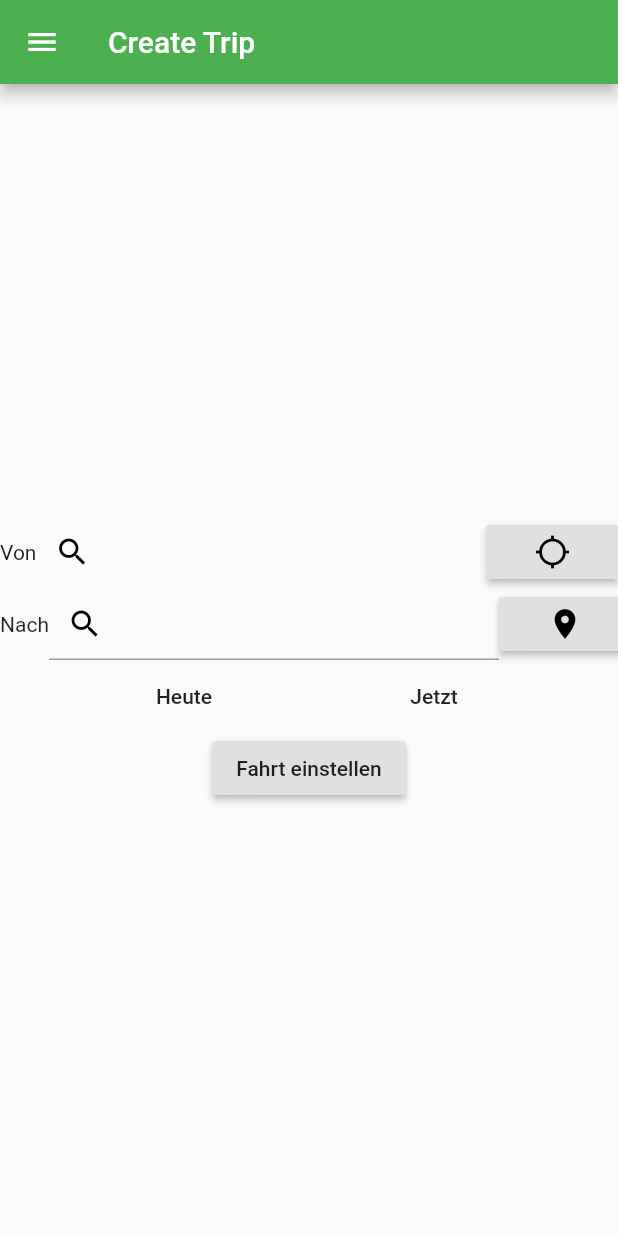
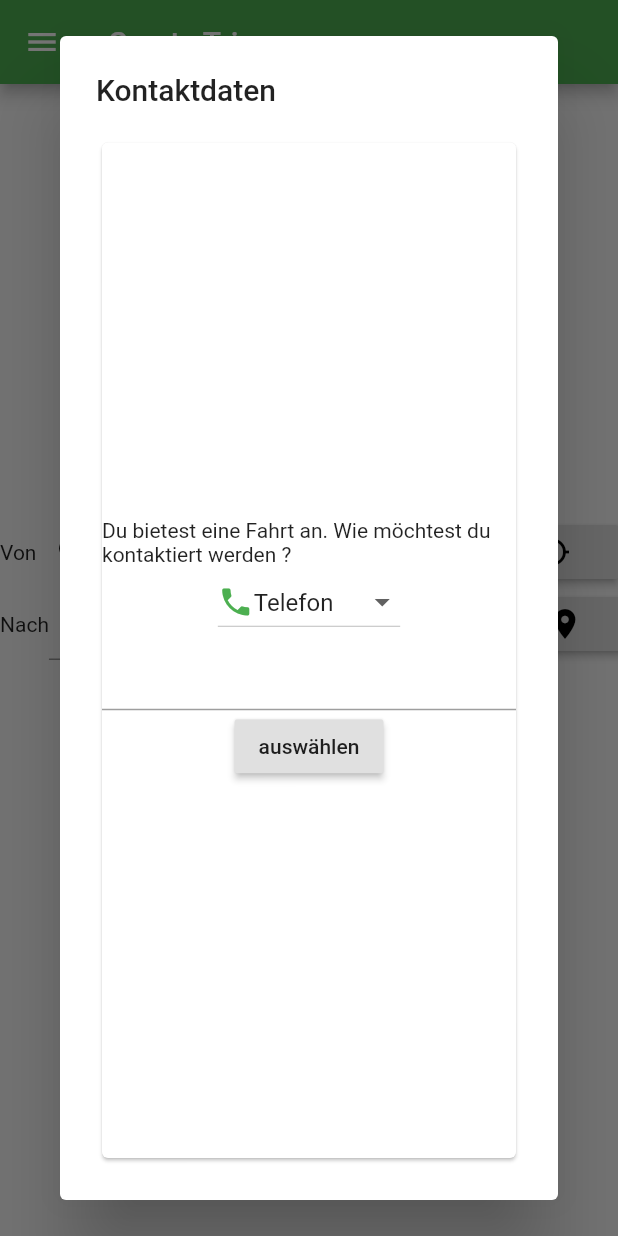
Before and after one commit to PDesire/CatInABox, a Flutter app: the CreateTripPage screen opened directly, after a tap on "Fahrt einstellen", on a phone screen of 412 x 824 dp. Run offline on Flutter 3.47's test engine with Material 2 defaults, Android fonts, the phone set to English and light mode, and no system bars; our stand-ins replace flutter_vector_icons; missing offline and left inert: tetris_blocs.

Commit message:
contact dialog

```diff
--- a/lib/pages/create_trip/create_trip_page.dart
+++ b/lib/pages/create_trip/create_trip_page.dart
@@ -2,6 +2,7 @@
 
 import 'package:flutter/material.dart';
 import 'package:flutter_vector_icons/flutter_vector_icons.dart';
+import 'package:zefram_cochrane/pages/create_trip/trip_contact_widget.dart';
 
 class CreateTripPage extends StatefulWidget {
   @override
@@ -96,7 +97,9 @@ class CreateTripPageState extends State<CreateTripPage> {
                   children: [
                     RaisedButton(
                       child: Text("Fahrt einstellen"),
-                      onPressed: ()=>{},
+                      onPressed: ()=>{
+                        _showContactDialog(context)
+                      },
                     )
                   ]
                 )
@@ -107,4 +110,17 @@ class CreateTripPageState extends State<CreateTripPage> {
     );
   }
 
+
+  _showContactDialog(BuildContext context){
+    showDialog(
+      context: context,
+      builder: (context) {
+        return AlertDialog(
+          title: Text("Kontaktdaten"),
+          content: TripContactWidget()
+        );
+      },
+    );
+  }
+
 }
--- /dev/null
+++ b/lib/pages/create_trip/trip_contact_widget.dart
@@ -0,0 +1,93 @@
+
+
+import 'package:flutter/material.dart';
+import 'package:flutter_vector_icons/flutter_vector_icons.dart';
+
+class TripContactWidget extends StatefulWidget {
+  @override
+  State<StatefulWidget> createState() => TripContactWidgetState();
+
+}
+
+class TripContactWidgetState extends State<TripContactWidget>{
+  List<DropdownMenuItem<String>> _dropDownMenuItems;
+  String _currentContactMethod;
+
+
+  @override
+  void initState() {
+    _dropDownMenuItems = getDropDownMenuItems();
+    _currentContactMethod = _dropDownMenuItems[0].value;
+    super.initState();
+  }
+
+  @override
+  Widget build(BuildContext context) {
+   return Card(
+     child: Center(
+          child: Column(
+              mainAxisAlignment: MainAxisAlignment.center,
+              crossAxisAlignment: CrossAxisAlignment.center,
+              children: [
+                Text("Du bietest eine Fahrt an. Wie möchtest du kontaktiert werden ?"),
+                DropdownButton(
+                  value: _currentContactMethod,
+                  items: _dropDownMenuItems,
+                  onChanged: changedDropDownItem,
+                ),
+                getTextfieldWithInputType(),
+                RaisedButton(
+                  child: Text("auswählen"),
+                  onPressed: ()=>{
+                    Navigator.of(context).pop()
+                  },
+                )
+              ]
+          )
+      ),
+   );
+  }
+
+  void changedDropDownItem(String selectedValue) {
+    setState(() {
+      _currentContactMethod = selectedValue;
+    });
+  }
+
+
+  List<DropdownMenuItem<String>> getDropDownMenuItems() {
+    List<DropdownMenuItem<String>> list = new List();
+    list.add(new DropdownMenuItem(
+      child: Row(children: [Icon(Icons.phone, color: Colors.green,),Text("Telefon")],),
+      value: "phone"
+    ));
+    list.add(new DropdownMenuItem(
+      child: Row(children: [Icon(MaterialCommunityIcons.whatsapp, color:Colors.green),Text("WhatsApp")],),
+      value: "whatsapp"
+    ));
+    list.add(new DropdownMenuItem(
+      child: Row(children: [Icon(Icons.email, color: Colors.green),Text("E-Mail")],),
+      value: "email"
+    ));
+    return list;
+  }
+
+  Widget getTextfieldWithInputType(){
+    switch(_currentContactMethod){
+      case "phone":
+        return TextField(
+          keyboardType: TextInputType.phone,
+        );
+
+      case "whatsapp":
+        return TextField(
+          keyboardType: TextInputType.phone,
+        );
+      case "email":
+        return TextField(
+          keyboardType: TextInputType.emailAddress,
+        );
+    }
+  }
+
+}
```
